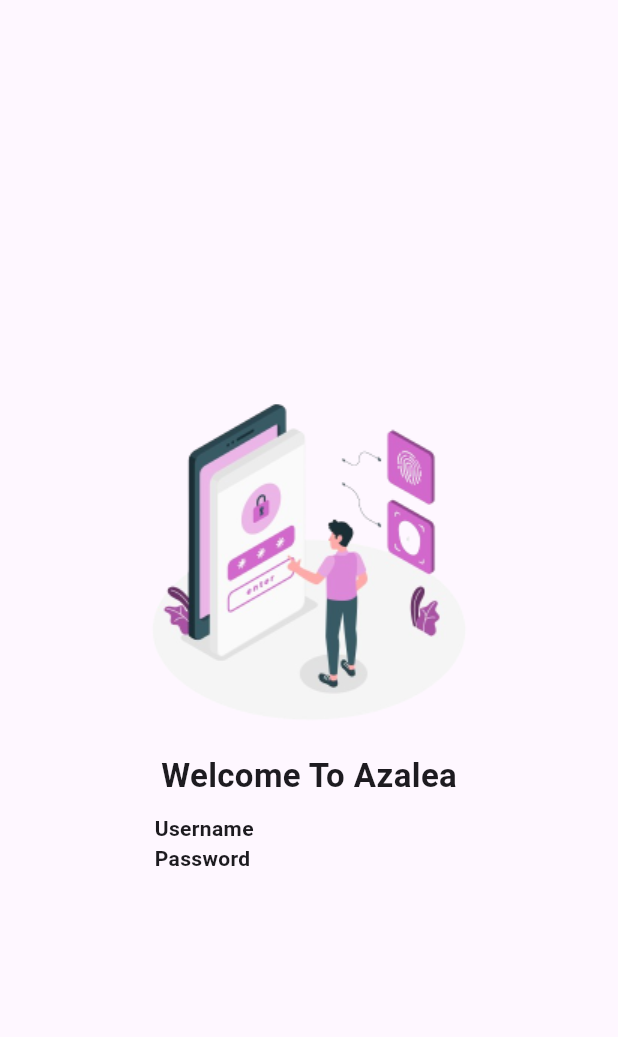
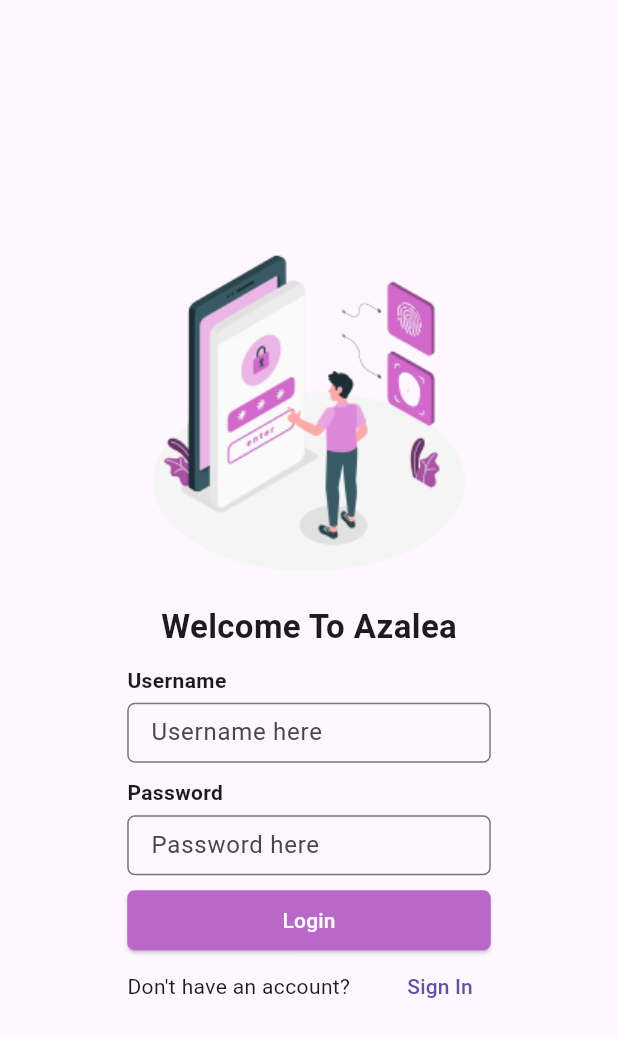
Before and after one commit to FarhanSFix/mini_project, a Flutter app: the screen it shows after launch, on a phone screen of 412 x 824 dp. Shown: the top 1037 px of the screen. Run offline on Flutter 3.47's test engine with Material 3 defaults, Android fonts, the phone set to English and light mode, and no system bars; our stand-ins replace cloud_firestore, firebase_auth, firebase_core, get; accounts and stored records are empty.

```diff
--- a/lib/app/modules/login/controllers/login_controller.dart
+++ b/lib/app/modules/login/controllers/login_controller.dart
@@ -1,22 +1,40 @@
+import 'package:cloud_firestore/cloud_firestore.dart';
 import 'package:firebase_auth/firebase_auth.dart';
 import 'package:flutter/material.dart';
 import 'package:get/get.dart';
 import 'package:mini_project/app/routes/app_pages.dart';
 
 class LoginController extends GetxController {
-  final emailController = TextEditingController();
+  final FirebaseAuth _auth = FirebaseAuth.instance;
+  final FirebaseFirestore _firestore = FirebaseFirestore.instance;
+
+  final usernameController = TextEditingController();
   final passwordController = TextEditingController();
 
-  Future<void> login() async {
+  Future<void> loginWithUsername() async {
+    String username = usernameController.text.trim();
+    String password = passwordController.text.trim();
+    if (username.isEmpty && password.isEmpty) {
+      Get.snackbar("error", "pastikan semua kolom terisi");
+    }
     try {
-      await FirebaseAuth.instance.signInWithEmailAndPassword(
-        email: emailController.text,
-        password: passwordController.text,
-      );
+      QuerySnapshot snapshot = await _firestore
+          .collection('users')
+          .where('username', isEqualTo: username)
+          .get();
+
+      if (snapshot.docs.isEmpty) {
+        Get.snackbar("Error", "Username not found");
+        return;
+      }
+
+      String email = snapshot.docs[0]['email'];
+
+      await _auth.signInWithEmailAndPassword(email: email, password: password);
+
       Get.offAllNamed(Routes.HOME);
     } catch (e) {
-      print("Login failed: $e");
-      Get.snackbar("Error", "Login failed");
+      Get.snackbar("Error", e.toString());
     }
   }
 }
--- a/lib/app/modules/login/views/login_view.dart
+++ b/lib/app/modules/login/views/login_view.dart
@@ -1,6 +1,7 @@
 import 'package:flutter/material.dart';
 
 import 'package:get/get.dart';
+import 'package:mini_project/app/routes/app_pages.dart';
 
 import '../controllers/login_controller.dart';
 
@@ -10,6 +11,7 @@ class LoginView extends GetView<LoginController> {
   Widget build(BuildContext context) {
     return Scaffold(
       body: Center(
+        child: SingleChildScrollView(
           child: Column(
             mainAxisAlignment: MainAxisAlignment.center,
             crossAxisAlignment: CrossAxisAlignment.center,
@@ -29,7 +31,7 @@ class LoginView extends GetView<LoginController> {
                 height: 10,
               ),
               Container(
-              width: MediaQuery.sizeOf(context).width / 2,
+                width: MediaQuery.sizeOf(context).width / 1.7,
                 child: Column(
                   children: [
                     Align(
@@ -41,6 +43,21 @@ class LoginView extends GetView<LoginController> {
                         ),
                       ),
                     ),
+                    SizedBox(height: 5),
+                    Container(
+                      height: 40,
+                      child: TextField(
+                        controller: controller.usernameController,
+                        decoration: InputDecoration(
+                          border: OutlineInputBorder(
+                              borderRadius: BorderRadius.circular(5)),
+                          labelText: 'Username here',
+                        ),
+                      ),
+                    ),
+                    SizedBox(
+                      height: 10,
+                    ),
                     Align(
                       alignment: Alignment.centerLeft,
                       child: Text(
@@ -50,12 +67,58 @@ class LoginView extends GetView<LoginController> {
                         ),
                       ),
                     ),
+                    SizedBox(
+                      height: 5,
+                    ),
+                    Container(
+                      height: 40,
+                      child: TextField(
+                        obscureText: true,
+                        controller: controller.passwordController,
+                        decoration: InputDecoration(
+                          border: OutlineInputBorder(
+                              borderRadius: BorderRadius.circular(5)),
+                          labelText: "Password here",
+                        ),
+                      ),
+                    ),
+                    SizedBox(
+                      height: 10,
+                    ),
+                    Container(
+                      height: 40,
+                      width: double.infinity,
+                      child: ElevatedButton(
+                        onPressed: () {
+                          controller.loginWithUsername();
+                        },
+                        style: ElevatedButton.styleFrom(
+                            shape: RoundedRectangleBorder(
+                                borderRadius: BorderRadius.circular(5)),
+                            backgroundColor: Colors.purple[300],
+                            foregroundColor: Colors.white),
+                        child: Text("Login"),
+                      ),
+                    ),
+                    Row(
+                      mainAxisAlignment: MainAxisAlignment.spaceBetween,
+                      crossAxisAlignment: CrossAxisAlignment.center,
+                      children: [
+                        Text("Don't have an account?"),
+                        TextButton(
+                            onPressed: () {
+                              Get.offNamed(Routes.REGISTER);
+                            },
+                            child: Text("Sign In"))
+                      ],
+                    ),
                   ],
                 ),
               )
             ],
           ),
         ),
+      ),
     );
   }
 }
--- a/lib/app/routes/app_routes.dart
+++ b/lib/app/routes/app_routes.dart
@@ -6,6 +6,7 @@ abstract class Routes {
   static const HOME = _Paths.HOME;
   static const SPLASH = _Paths.SPLASH;
   static const LOGIN = _Paths.LOGIN;
+  static const REGISTER = _Paths.REGISTER;
 }
 
 abstract class _Paths {
@@ -13,4 +14,5 @@ abstract class _Paths {
   static const HOME = '/home';
   static const SPLASH = '/splash';
   static const LOGIN = '/login';
+  static const REGISTER = '/register';
 }
--- a/pubspec.yaml
+++ b/pubspec.yaml
@@ -39,6 +39,7 @@ dependencies:
   firebase_core: ^3.6.0
   shared_preferences: ^2.3.2
   firebase_auth: ^5.3.1
+  cloud_firestore: ^5.4.4
 
 dev_dependencies:
   flutter_test:
```
Also changed, not shown: lib/app/modules/register/bindings/register_binding.dart (added, +12 -0 lines), lib/app/modules/register/controllers/register_controller.dart (added, +11 -0 lines), lib/app/modules/register/views/register_view.dart (added, +197 -0 lines), lib/app/routes/app_pages.dart (+7 -0 lines), pubspec.lock, 3 other files. Lines whose indentation alone changed are shown as unchanged.
